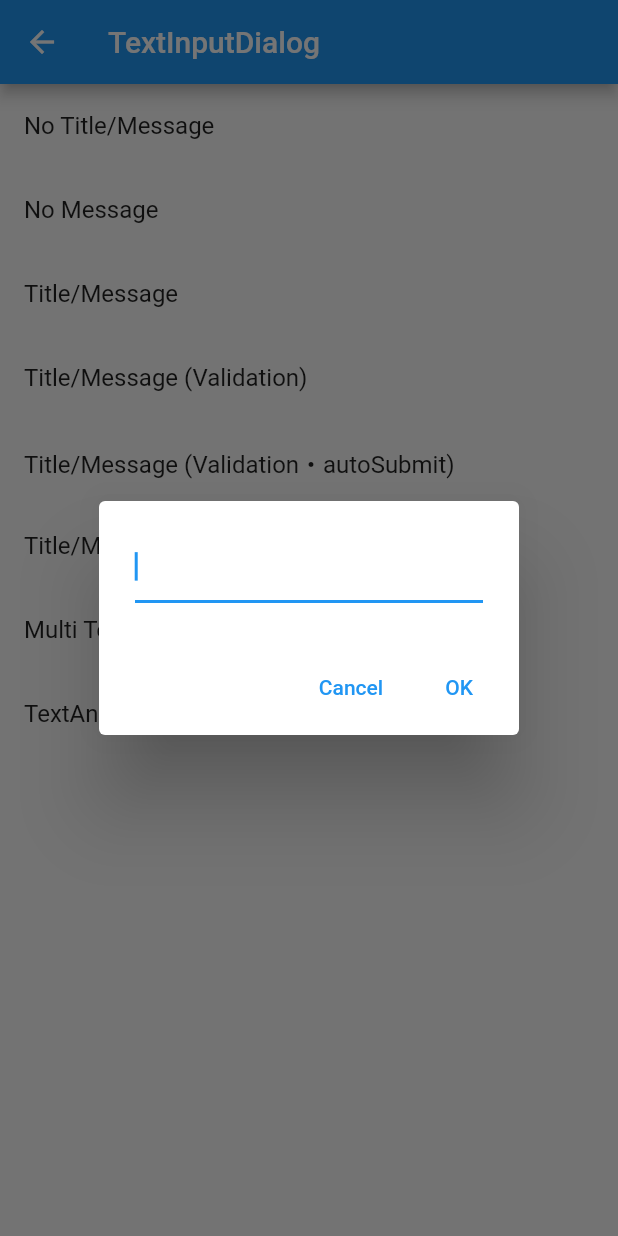
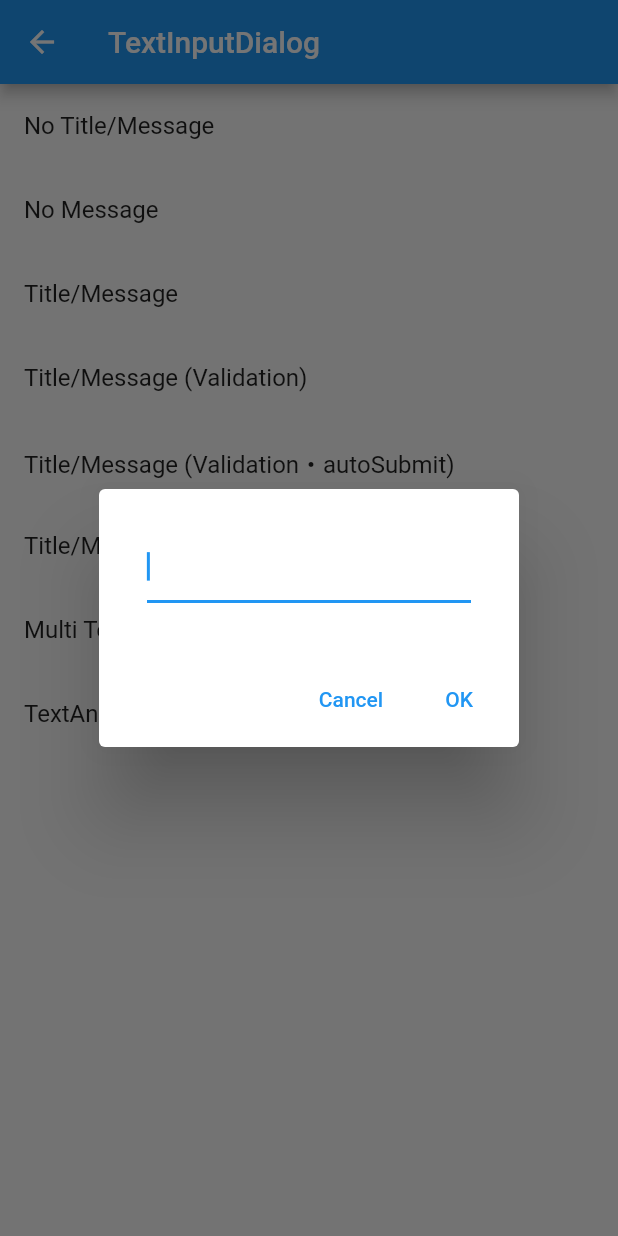
Before and after one commit to mono0926/adaptive_dialog, a Flutter app: the TextInputDialogPage screen opened by its route, after a tap on "No Title/Message", on a phone screen of 412 x 824 dp. Run offline on Flutter 3.47's test engine with Material 2 defaults, Android fonts, the phone set to English and light mode, and no system bars; our stand-ins replace recase; missing offline and left inert: mono_kit, simple_logger.

Commit message:
Add padding to TextFormField

```diff
--- a/lib/src/text_input_dialog/material_text_input_dialog.dart
+++ b/lib/src/text_input_dialog/material_text_input_dialog.dart
@@ -114,7 +114,9 @@ class _MaterialTextInputDialogState extends State<MaterialTextInputDialog> {
               ..._textControllers.mapIndexed((i, c) {
                 final isLast = widget.textFields.length == i + 1;
                 final textField = widget.textFields[i];
-                return TextFormField(
+                return Padding(
+                  padding: const EdgeInsets.all(8),
+                  child: TextFormField(
                     controller: c,
                     autofocus: i == 0,
                     obscureText: textField.obscureText,
@@ -132,6 +134,7 @@ class _MaterialTextInputDialogState extends State<MaterialTextInputDialog> {
                     onFieldSubmitted: isLast && widget.autoSubmit
                         ? (_) => submitIfValid()
                         : null,
+                  ),
                 );
               })
             ],
```
Also changed, not shown: example/pubspec.lock, pubspec.lock. Lines whose indentation alone changed are shown as unchanged.
